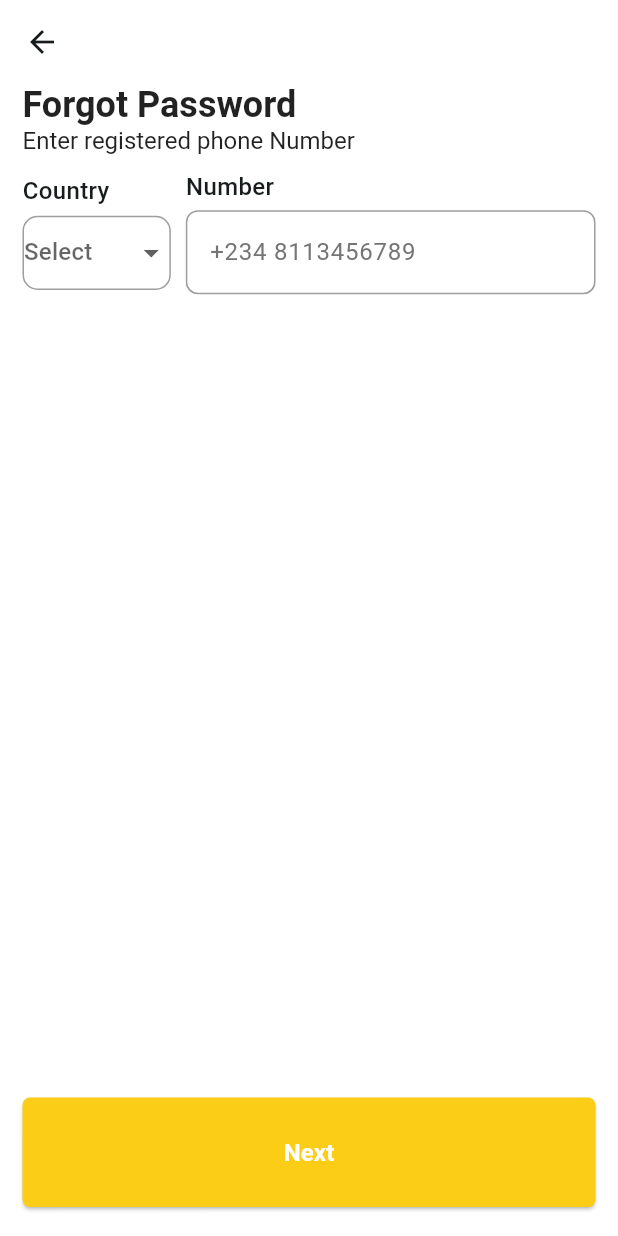
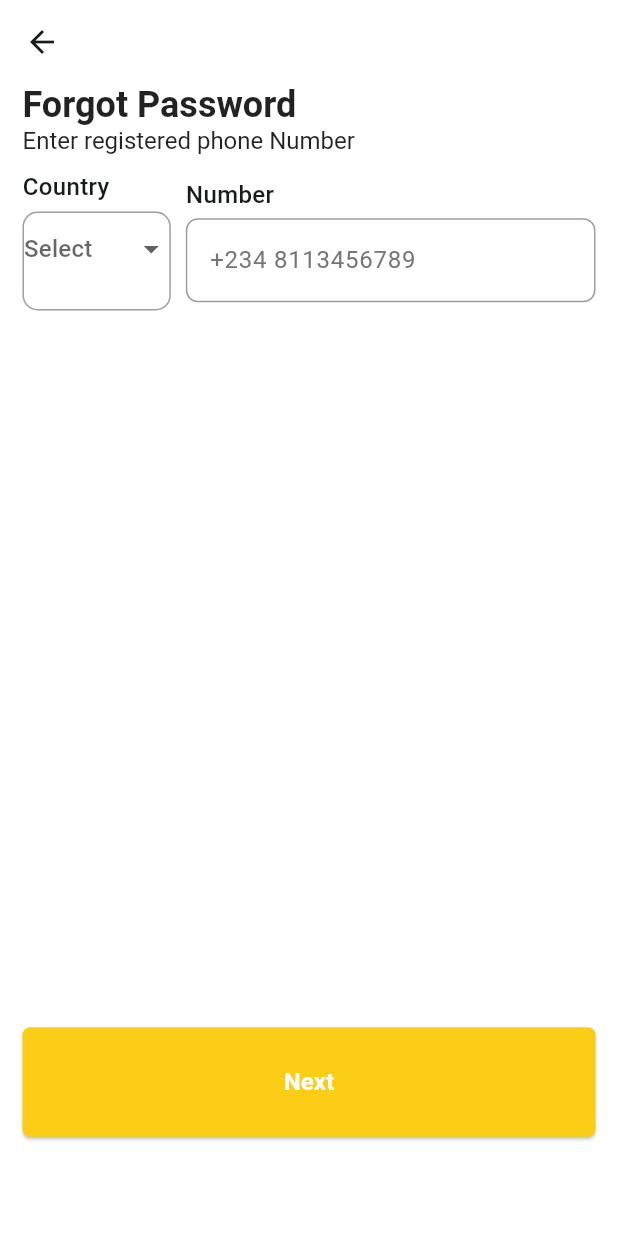
Before and after one commit to OBEDTITUS/Pastries_App, a Flutter app: the screen it shows after launch, after a tap on "Forgot Password?", on a phone screen of 412 x 824 dp. Run offline on Flutter 3.47's test engine with Material 3 defaults, Android fonts, the phone set to English and light mode, and no system bars.

Commit message:
Initial commit

```diff
--- a/lib/components.dart/newtextbutton.dart
+++ b/lib/components.dart/newtextbutton.dart
@@ -37,8 +37,8 @@ class Newtextbutton extends StatelessWidget {
             SizedBox(width: 8),
             Image.asset(
               imagePath,
-              height: MediaQuery.of(context).size.height * 0.02,
-              width: MediaQuery.of(context).size.width * 0.02,
+              height: MediaQuery.of(context).size.height * 0.04,
+              width: MediaQuery.of(context).size.width * 0.04,
             ),
           ],
         ),
--- a/lib/data/dropdownofflags.dart
+++ b/lib/data/dropdownofflags.dart
@@ -15,7 +15,7 @@ class _DropDownWithFlagsState extends State<DropDownWithFlags> {
       children: [
         SizedBox(
           width: MediaQuery.of(context).size.width * 0.24,
-          height: MediaQuery.of(context).size.height * 0.06,
+          height: MediaQuery.of(context).size.height * 0.08,
 
           child: Container(
             decoration: BoxDecoration(
--- a/lib/pages/authpage.dart
+++ b/lib/pages/authpage.dart
@@ -95,7 +95,7 @@ class AuthPage extends StatelessWidget {
                   ),
                 ),
 
-                SizedBox(height: MediaQuery.of(context).size.height * 0.55),
+                SizedBox(height: MediaQuery.of(context).size.height * 0.50),
                 SizedBox(
                   width: double.infinity,
                   child: ElevatedButton(
--- a/lib/pages/forgotpassword.dart
+++ b/lib/pages/forgotpassword.dart
@@ -56,7 +56,6 @@ class _ForgotPasswordPageState extends State<ForgotPasswordPage> {
               const SizedBox(height: 10),
               Row(
                 children: [
-                  // Country column
                   Column(
                     crossAxisAlignment: CrossAxisAlignment.start,
                     children: const [
@@ -73,7 +72,6 @@ class _ForgotPasswordPageState extends State<ForgotPasswordPage> {
                   ),
                   const SizedBox(width: 10),
 
-                  // Number column
                   Expanded(
                     child: Column(
                       crossAxisAlignment: CrossAxisAlignment.start,
@@ -111,7 +109,7 @@ class _ForgotPasswordPageState extends State<ForgotPasswordPage> {
                   ),
                 ],
               ),
-              SizedBox(height: MediaQuery.of(context).size.height * 0.65),
+              SizedBox(height: MediaQuery.of(context).size.height * 0.58),
               SizedBox(
                 width: double.infinity,
                 child: ElevatedButton(
--- a/lib/pages/login.dart
+++ b/lib/pages/login.dart
@@ -170,7 +170,7 @@ class Login extends StatelessWidget {
                       ),
                       Padding(
                         padding: const EdgeInsets.only(
-                          top: 10.0,
+                          top: 8.0,
                           left: 15.0,
                           right: 15.0,
                         ),
@@ -181,7 +181,7 @@ class Login extends StatelessWidget {
                         ),
                       ),
                       SizedBox(
-                        height: MediaQuery.of(context).size.height * 0.08,
+                        height: MediaQuery.of(context).size.height * 0.04,
                       ),
                       Row(
                         mainAxisAlignment: MainAxisAlignment.center,
--- a/lib/pages/newpasswordpage.dart
+++ b/lib/pages/newpasswordpage.dart
@@ -73,7 +73,7 @@ class Newpasswordpage extends StatelessWidget {
             ),
           ),
           NewTextfield(controller: passwordController, hintText: " Password"),
-          SizedBox(height: MediaQuery.of(context).size.height * 0.5),
+          SizedBox(height: MediaQuery.of(context).size.height * 0.35),
           Padding(
             padding: const EdgeInsets.only(left: 15.0, right: 15.0),
             child: SizedBox(
```
Also changed, not shown: 2 other files.
